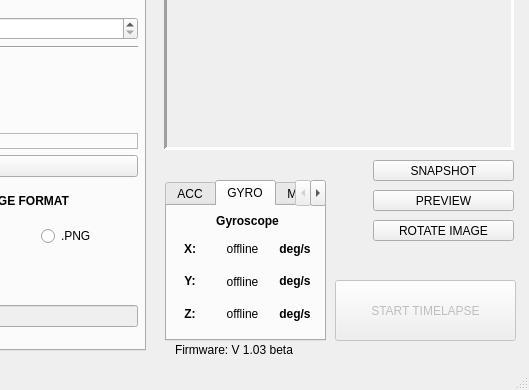
Qt form _ui/Clinostat.ui (CoSE-Jerry/3D-Clinostat) before a commit; both pictures show x 495 to 1024 and y 210 to 600 of the 1024 by 600 pixel window.
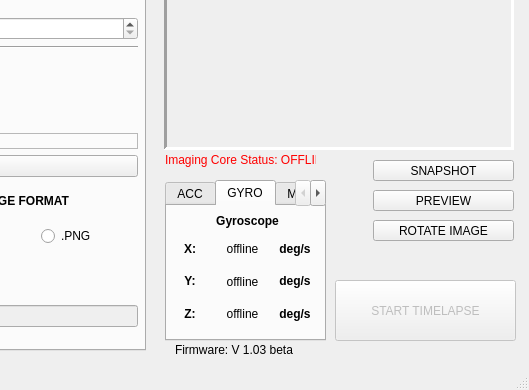
The same form after that commit. Icons and pictures are not drawn.

Diff of the .ui file:
```diff
--- a/_ui/Clinostat.ui
+++ b/_ui/Clinostat.ui
@@ -1996,6 +1996,19 @@
      <string>ROTATE IMAGE</string>
     </property>
    </widget>
+   <widget class="QLabel" name="label">
+    <property name="geometry">
+     <rect>
+      <x>660</x>
+      <y>360</y>
+      <width>151</width>
+      <height>21</height>
+     </rect>
+    </property>
+    <property name="text">
+     <string>&lt;html&gt;&lt;head/&gt;&lt;body&gt;&lt;p&gt;&lt;span style=&quot; color:#ff0000;&quot;&gt;Imaging Core Status: OFFLINE&lt;/span&gt;&lt;/p&gt;&lt;/body&gt;&lt;/html&gt;</string>
+    </property>
+   </widget>
   </widget>
   <widget class="QStatusBar" name="statusBar"/>
   <action name="actionOpen_Directory">
```
Left out of the diff: 4 changed lines with no effect on the pictures.
